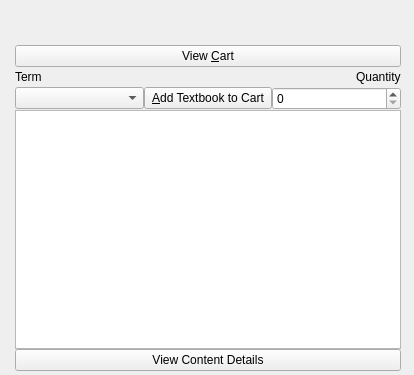
First picture: the form in D4_TeamJava/cuTPS_gui/StudentShopView.ui, repository AnkushVarshneya/CUTPS, before the edit.
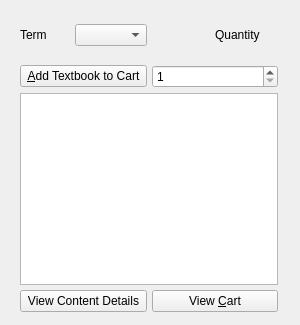
Second picture: the form after the edit.

```diff
--- a/D4_TeamJava/cuTPS_gui/StudentShopView.ui
+++ b/D4_TeamJava/cuTPS_gui/StudentShopView.ui
@@ -6,99 +6,85 @@
    <rect>
     <x>0</x>
     <y>0</y>
-    <width>414</width>
-    <height>375</height>
+    <width>300</width>
+    <height>325</height>
    </rect>
   </property>
   <property name="sizePolicy">
-   <sizepolicy hsizetype="MinimumExpanding" vsizetype="MinimumExpanding">
-    <horstretch>1</horstretch>
-    <verstretch>2</verstretch>
+   <sizepolicy hsizetype="Fixed" vsizetype="Fixed">
+    <horstretch>0</horstretch>
+    <verstretch>0</verstretch>
    </sizepolicy>
   </property>
   <property name="minimumSize">
    <size>
-    <width>400</width>
-    <height>375</height>
+    <width>300</width>
+    <height>325</height>
+   </size>
+  </property>
+  <property name="maximumSize">
+   <size>
+    <width>300</width>
+    <height>325</height>
    </size>
   </property>
   <property name="windowTitle">
    <string>Form</string>
   </property>
-  <widget class="QWidget" name="verticalLayoutWidget">
+  <widget class="QWidget" name="">
    <property name="geometry">
     <rect>
-     <x>10</x>
-     <y>0</y>
-     <width>396</width>
-     <height>371</height>
+     <x>20</x>
+     <y>10</y>
+     <width>258</width>
+     <height>302</height>
     </rect>
    </property>
-   <layout class="QVBoxLayout" name="verticalLayout">
+   <layout class="QVBoxLayout" name="verticalLayout_2" stretch="1,1,1">
     <property name="spacing">
-     <number>0</number>
-    </property>
-    <property name="sizeConstraint">
-     <enum>QLayout::SetMinimumSize</enum>
-    </property>
-    <property name="leftMargin">
      <number>5</number>
     </property>
-    <property name="topMargin">
-     <number>5</number>
-    </property>
-    <property name="rightMargin">
-     <number>5</number>
-    </property>
-    <property name="bottomMargin">
-     <number>0</number>
-    </property>
     <item>
-     <spacer name="verticalSpacer">
-      <property name="orientation">
-       <enum>Qt::Vertical</enum>
-      </property>
-      <property name="sizeType">
-       <enum>QSizePolicy::MinimumExpanding</enum>
-      </property>
-      <property name="sizeHint" stdset="0">
-       <size>
-        <width>20</width>
-        <height>40</height>
-       </size>
-      </property>
-     </spacer>
-    </item>
+     <layout class="QVBoxLayout" name="verticalLayout" stretch="1,1">
     <item>
-     <widget class="QPushButton" name="viewShoppingCartOption">
-      <property name="sizePolicy">
-       <sizepolicy hsizetype="Preferred" vsizetype="Fixed">
-        <horstretch>0</horstretch>
-        <verstretch>0</verstretch>
-       </sizepolicy>
-      </property>
-      <property name="text">
-       <string>View &amp;Cart</string>
-      </property>
-     </widget>
-    </item>
+       <layout class="QHBoxLayout" name="horizontalLayout_5" stretch="1,1">
     <item>
-     <layout class="QHBoxLayout" name="horizontalLayout">
+         <layout class="QHBoxLayout" name="horizontalLayout_3" stretch="1,1">
       <item>
        <widget class="QLabel" name="termLabel">
+            <property name="sizePolicy">
+             <sizepolicy hsizetype="MinimumExpanding" vsizetype="Preferred">
+              <horstretch>0</horstretch>
+              <verstretch>0</verstretch>
+             </sizepolicy>
+            </property>
         <property name="text">
          <string>Term</string>
         </property>
        </widget>
       </item>
       <item>
-       <spacer name="horizontalSpacer">
+           <widget class="QComboBox" name="termSelectOption">
+            <property name="sizePolicy">
+             <sizepolicy hsizetype="MinimumExpanding" vsizetype="Fixed">
+              <horstretch>0</horstretch>
+              <verstretch>0</verstretch>
+             </sizepolicy>
+            </property>
+           </widget>
+          </item>
+         </layout>
+        </item>
+        <item>
+         <layout class="QHBoxLayout" name="horizontalLayout_4" stretch="1,1">
+          <item>
+           <spacer name="horizontalSpacer_2">
         <property name="orientation">
          <enum>Qt::Horizontal</enum>
         </property>
         <property name="sizeHint" stdset="0">
          <size>
-          <width>40</width>
+              <width>30</width>
           <height>20</height>
          </size>
         </property>
@@ -113,20 +99,34 @@
       </item>
      </layout>
     </item>
-    <item>
-     <layout class="QHBoxLayout" name="horizontalLayout_2">
-      <item>
-       <widget class="QComboBox" name="termSelectOption"/>
+       </layout>
       </item>
+      <item>
+       <layout class="QHBoxLayout" name="horizontalLayout_2" stretch="1,1">
       <item>
        <widget class="QPushButton" name="addTextbookToCartOption">
+          <property name="sizePolicy">
+           <sizepolicy hsizetype="Minimum" vsizetype="Fixed">
+            <horstretch>0</horstretch>
+            <verstretch>0</verstretch>
+           </sizepolicy>
+          </property>
         <property name="text">
          <string>&amp;Add Textbook to Cart</string>
         </property>
        </widget>
       </item>
       <item>
-       <widget class="QSpinBox" name="quantityOption"/>
+         <widget class="QSpinBox" name="quantityOption">
+          <property name="minimum">
+           <number>1</number>
+          </property>
+          <property name="maximum">
+           <number>98</number>
+          </property>
+         </widget>
+        </item>
+       </layout>
       </item>
      </layout>
     </item>
@@ -141,9 +141,11 @@
      </widget>
     </item>
     <item>
+     <layout class="QHBoxLayout" name="horizontalLayout" stretch="1,1">
+      <item>
      <widget class="QPushButton" name="viewDetailsOption">
       <property name="sizePolicy">
-       <sizepolicy hsizetype="Preferred" vsizetype="Preferred">
+         <sizepolicy hsizetype="Preferred" vsizetype="Fixed">
         <horstretch>0</horstretch>
         <verstretch>0</verstretch>
        </sizepolicy>
@@ -153,7 +155,22 @@
       </property>
      </widget>
     </item>
-   </layout>
+      <item>
+       <widget class="QPushButton" name="viewShoppingCartOption">
+        <property name="sizePolicy">
+         <sizepolicy hsizetype="Preferred" vsizetype="Fixed">
+          <horstretch>0</horstretch>
+          <verstretch>0</verstretch>
+         </sizepolicy>
+        </property>
+        <property name="text">
+         <string>View &amp;Cart</string>
+        </property>
+       </widget>
+      </item>
+     </layout>
+    </item>
+   </layout>
   </widget>
  </widget>
  <resources/>
```
Left out of the diff: 14 changed lines with no effect on the pictures. Lines whose indentation alone changed are shown as unchanged.
